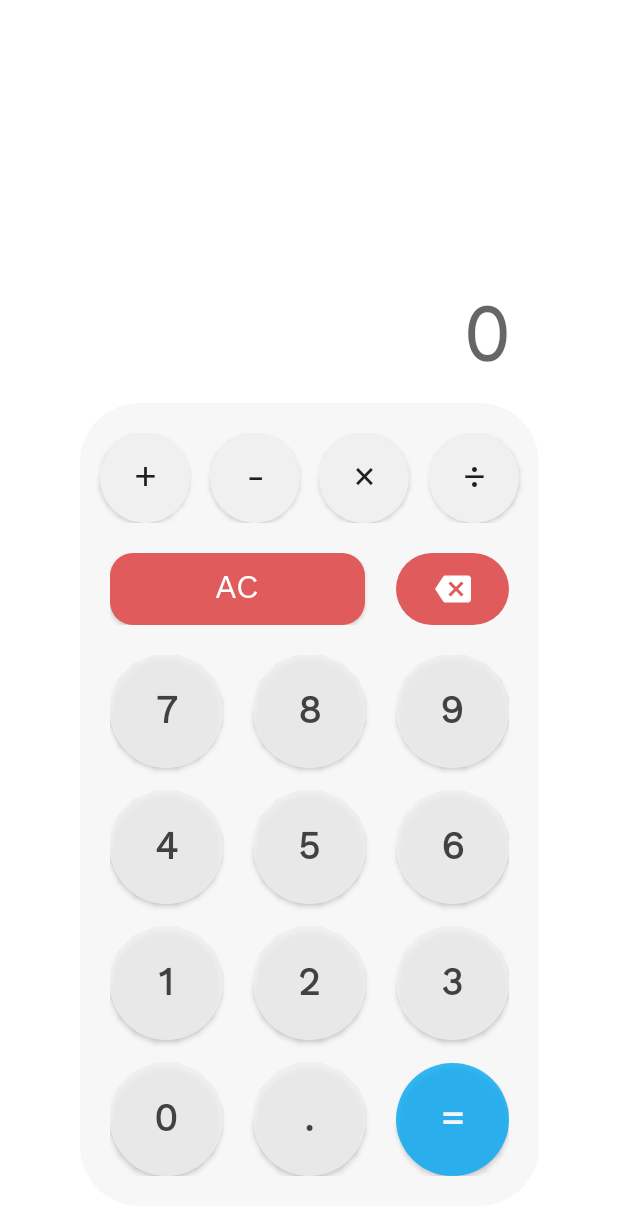
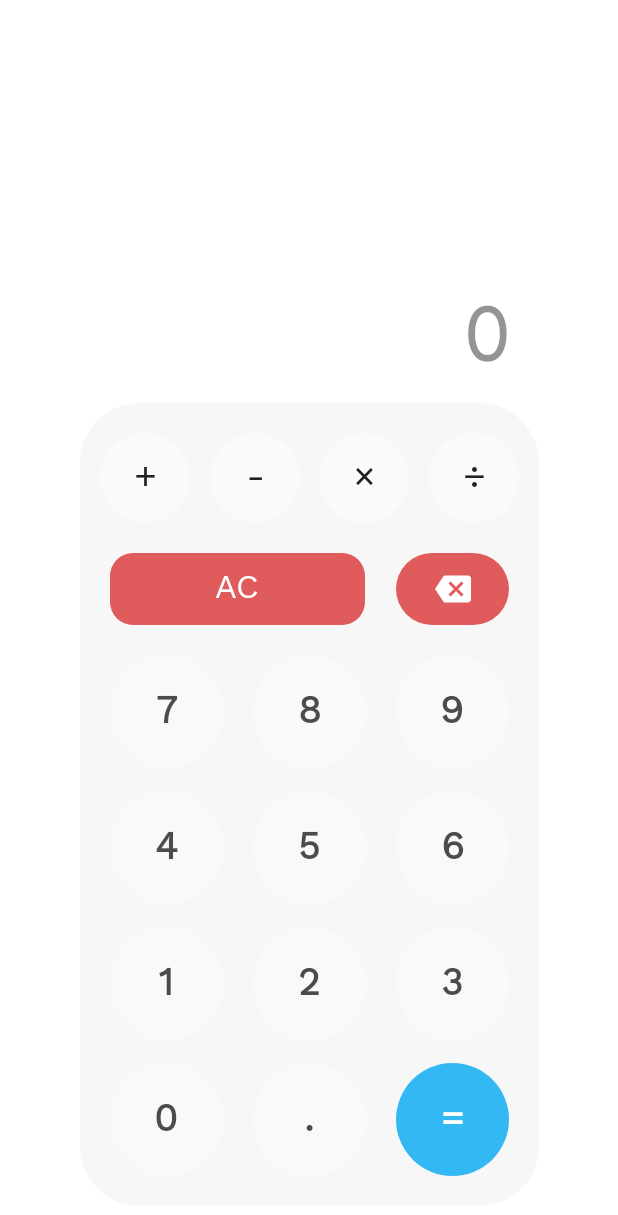
Before and after one commit to jeanbarrossilva/Power, an Android app: the screen it shows after launch (MainActivity), on a phone screen of 412 x 824 dp. Shown: the top 1215 px of the screen. Run offline under Robolectric (Android 15) with nearby library versions, the phone set to English and light mode, and no system bars.

Commit message:
2019.0.2.1

```diff
--- a/app/build.gradle
+++ b/app/build.gradle
@@ -6,8 +6,8 @@ android {
         applicationId "com.jeanbarrossilva.power"
         minSdkVersion 19
         targetSdkVersion 28
-        versionCode 3
-        versionName "2019.0.2"
+        versionCode 4
+        versionName "2019.0.2.1"
         testInstrumentationRunner "android.support.test.runner.AndroidJUnitRunner"
     }
     buildTypes {
--- a/app/src/main/java/com/jeanbarrossilva/power/MainActivity.java
+++ b/app/src/main/java/com/jeanbarrossilva/power/MainActivity.java
@@ -176,8 +176,6 @@ public class MainActivity extends AppCompatActivity {
 
             equal = findViewById(R.id.equal);
 
-            dialogBetaVersion();
-
             inputNumber();
             inputDecimalSeparator();
             inputOperator();
@@ -198,9 +196,19 @@ public class MainActivity extends AppCompatActivity {
         // Checks if this is the first time the app is being launched.
         if (preferences.getBoolean("firstLaunch", true)) {
             dialogWelcomeTo();
+            dialogBetaVersion();
 
             // Declares that, obviously, from now on, it won't be the first time the app is launched.
             preferencesEditor.putBoolean("firstLaunch", false)
+                    .apply();
+        }
+
+        // Checks if this is the first time the app is being launched since it was last updated.
+        if (preferences.getBoolean("firstLaunchSinceLastUpdate", true)) {
+            dialogReleaseNotes();
+
+            // Declares that, from now on, it won't be the first time the app is launched since the last update.
+            preferencesEditor.putBoolean("firstLaunchSinceLastUpdate", false)
                     .apply();
         }
     }
@@ -278,6 +286,12 @@ public class MainActivity extends AppCompatActivity {
     private void dialogBetaVersion() {
         dialogOKTitle.setText(getString(R.string.beta_version_dialog_title));
         dialogOKMessage.setText(getString(R.string.beta_version_dialog_message));
+        dialogOK.show();
+    }
+
+    private void dialogReleaseNotes() {
+        dialogOKTitle.setText(getString(R.string.release_notes_dialog_title));
+        dialogOKMessage.setText(getString(R.string.release_notes_dialog_message));
         dialogOK.show();
     }
 
--- a/app/src/main/res/layout/activity_main.xml
+++ b/app/src/main/res/layout/activity_main.xml
@@ -24,11 +24,11 @@
             android:id="@+id/input"
             android:layout_width="wrap_content"
             android:layout_height="wrap_content"
+            android:alpha="0.7"
             android:hint="@string/zero"
             android:textAlignment="viewEnd"
             android:fontFamily="@font/quicksand"
             android:textStyle="bold"
-            android:textColor="?android:attr/textColorPrimary"
             android:textSize="50sp"
             android:inputType="text"
             android:background="@null"
--- a/app/src/main/res/layout/dialog_ok.xml
+++ b/app/src/main/res/layout/dialog_ok.xml
@@ -21,7 +21,7 @@
             android:id="@+id/title"
             android:layout_width="wrap_content"
             android:layout_height="wrap_content"
-            android:text="@string/welcome_to_dialog_title"
+            android:text="@string/release_notes_dialog_title"
             android:fontFamily="@font/varela_round"
             android:textStyle="bold"
             android:textColor="@android:color/black"
@@ -34,7 +34,7 @@
             android:layout_width="wrap_content"
             android:layout_height="wrap_content"
             android:layout_marginTop="15dp"
-            android:text="@string/welcome_to_dialog_message"
+            android:text="@string/release_notes_dialog_message"
             android:fontFamily="@font/varela_round"
             android:textColor="@android:color/black"
             android:textSize="15sp"
--- a/app/src/main/res/values/colors.xml
+++ b/app/src/main/res/values/colors.xml
@@ -6,6 +6,6 @@
 
     <color name="background">@android:color/white</color>
     <color name="calculator">#F7F7F7</color>
-    <color name="operator">#F0F0F0</color>
-    <color name="number">#F0F0F0</color>
+    <color name="operator">#FAFAFA</color>
+    <color name="number">#FAFAFA</color>
 </resources>
--- a/app/src/main/res/values/strings.xml
+++ b/app/src/main/res/values/strings.xml
@@ -12,7 +12,7 @@
     <string name="incompatible_device_dialog_message">Unfortunately, your device is incompatible with %1$s due to its screen size. Tap "OK" to the app.</string>
     <string name="welcome_to_dialog_message">%1$s is a powerful calculator that lets you easily calculate expressions and convert units like Celsius to Fahrenheit, meter to kilometer, liter to barrel and much more! This is CalcOne, but taken to a whole new level.\n\nHope you enjoy it!</string>
     <string name="beta_version_dialog_message">You are using a beta version of Power. That means there may be some bugs, crashes and/or missing features.</string>
-    <string name="release_notes_dialog_message">%1$s has been updated to version %2$s. Here\'s what is new:</string>
+    <string name="release_notes_dialog_message">%1$s has been updated to version %2$s. Here\'s what is new:\n\nRemoval of a subtle shadow previously present on the calculator buttons.</string>
     <string name="delete_dialog_message">Are you sure you want to delete? Once you do it, there\'s no going back.</string>
 
     <string name="ok">OK</string>
--- a/app/src/main/res/values/styles.xml
+++ b/app/src/main/res/values/styles.xml
@@ -12,6 +12,8 @@
         <item name="android:fontFamily">@font/work_sans</item>
         <item name="android:textColor">?android:attr/textColorPrimary</item>
         <item name="android:lineHeight" tools:targetApi="28">22dp</item>
+        <item name="android:buttonStyle">?android:attr/borderlessButtonStyle</item>
+        <item name="android:textAllCaps">false</item>
     </style>
 
 </resources>
```
Also changed, not shown: 1 other file.
